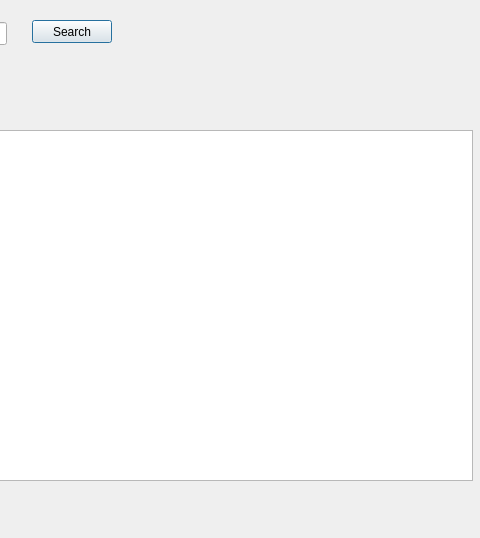
cdefaz08/WMS, file UI/item_search.ui: the form before one commit; both pictures show x 268 to 748 and y 0 to 538 of the 748 by 538 pixel window.
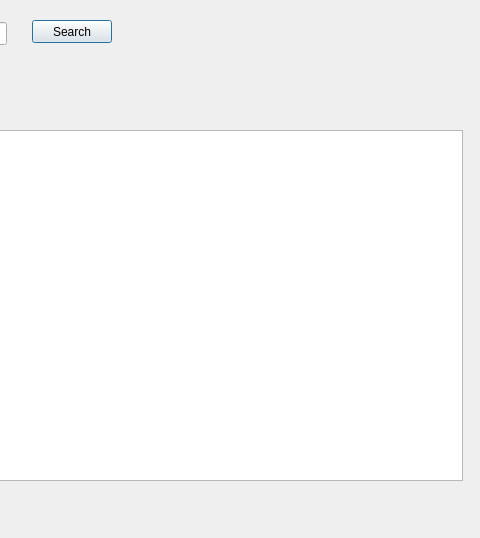
The form after the commit.

Diff of the .ui file:
```diff
--- a/UI/item_search.ui
+++ b/UI/item_search.ui
@@ -18,7 +18,7 @@
     <rect>
      <x>10</x>
      <y>130</y>
-     <width>731</width>
+     <width>721</width>
      <height>351</height>
     </rect>
    </property>
```
Left out of the diff: 2 changed lines with no effect on the pictures.
